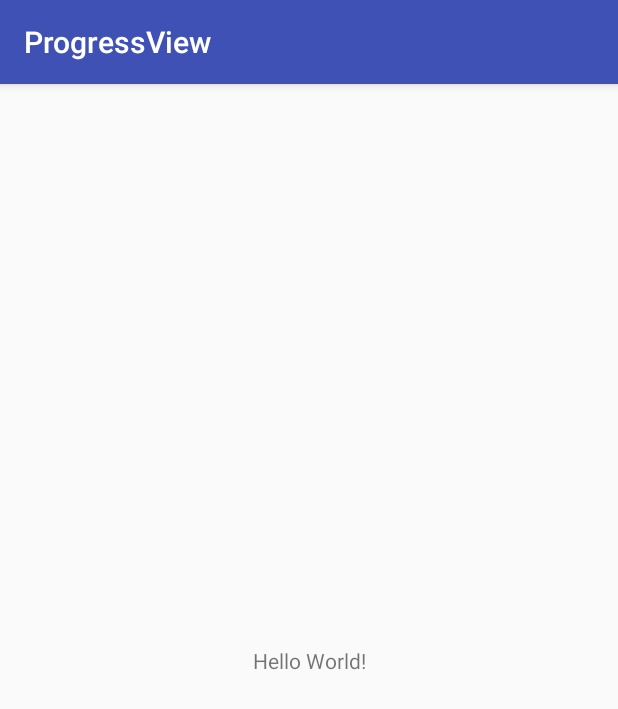
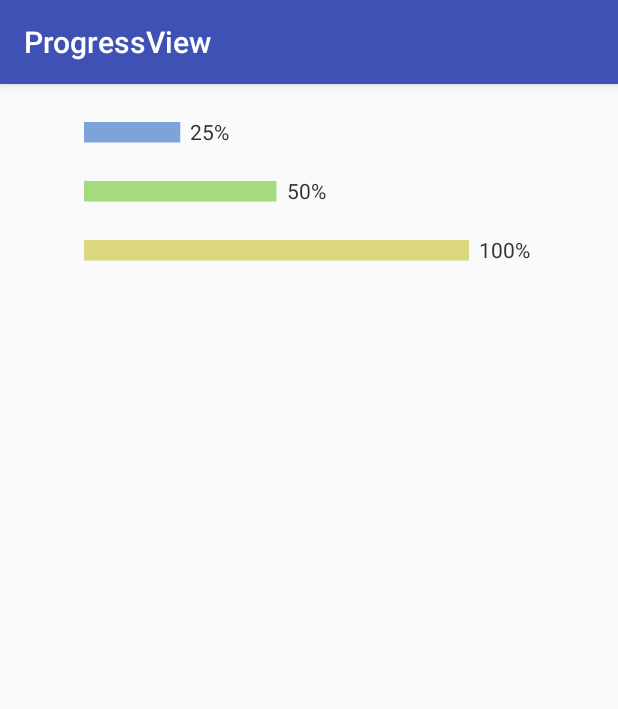
Before and after one commit to leeroGG/ProgressView, an Android app: the screen it shows after launch (MainActivity), on a phone screen of 412 x 824 dp. Shown: the top 709 px of the screen. Run offline under Robolectric (Android 15) with nearby library versions, the phone set to English and light mode, and no system bars.

Commit message:
add custom view

```diff
--- a/app/src/main/java/com/example/administrator/progressview/MainActivity.java
+++ b/app/src/main/java/com/example/administrator/progressview/MainActivity.java
@@ -5,9 +5,19 @@ import android.os.Bundle;
 
 public class MainActivity extends AppCompatActivity {
 
+    private ProgressView progressView1, progressView2, progressView3;
+
     @Override
     protected void onCreate(Bundle savedInstanceState) {
         super.onCreate(savedInstanceState);
         setContentView(R.layout.activity_main);
+
+        progressView1 = (ProgressView) findViewById(R.id.progress1);
+        progressView2 = (ProgressView) findViewById(R.id.progress2);
+        progressView3 = (ProgressView) findViewById(R.id.progress3);
+
+        progressView1.setProgress(25);
+        progressView2.setProgress(50);
+        progressView3.setProgress(100);
     }
 }
--- /dev/null
+++ b/app/src/main/java/com/example/administrator/progressview/ProgressView.java
@@ -0,0 +1,125 @@
+package com.example.administrator.progressview;
+
+import android.content.Context;
+import android.content.res.TypedArray;
+import android.graphics.Canvas;
+import android.graphics.Color;
+import android.graphics.Paint;
+import android.graphics.Rect;
+import android.util.AttributeSet;
+import android.util.TypedValue;
+import android.view.View;
+
+/**
+ * <pre>
+ *     author : Leero
+ *     e-mail : 925230519@qq.com
+ *     time  : 2017-12-28
+ *     desc  :
+ *     version: 1.0
+ * </pre>
+ */
+public class ProgressView extends View {
+
+    private int progressColor;
+    private int textSize;
+    private int textColor;
+    private int progress;
+    /**
+     * 包裹文字的矩形
+     */
+    private Rect rect = new Rect();
+    /**
+     * 画百分比文字的画笔
+     */
+    private Paint paintText = new Paint();
+    /**
+     * 画进度条的画笔
+     */
+    private Paint paintProgress = new Paint();
+    /**
+     * 要画的文字的宽度
+     */
+    private int textWidth;
+    /**
+     * 得到自定义视图的宽度
+     */
+    private int viewWidth;
+    /**
+     * 得到自定义视图的Y轴中心点
+     */
+    private int viewCenterY;
+    /**
+     * 文字总共移动的长度（即从0%到100%文字左侧移动的长度）
+     */
+    private int totalMovedLength;
+    /**
+     * 画文字时底部的坐标
+     */
+    private float textBottomY;
+
+    public ProgressView(Context context) {
+        this(context, null);
+    }
+
+    public ProgressView(Context context, AttributeSet attrs) {
+        this(context, attrs, 0);
+    }
+
+    public ProgressView(Context context, AttributeSet attrs, int defStyleAttr) {
+        super(context, attrs, defStyleAttr);
+
+        TypedArray array = context.obtainStyledAttributes(attrs, R.styleable.ProgressView, defStyleAttr, 0);
+        progressColor = array.getColor(R.styleable.ProgressView_progressColorValue, Color.RED);
+        textSize = array.getDimensionPixelSize(R.styleable.ProgressView_textSize, (int) TypedValue.applyDimension(
+                TypedValue.COMPLEX_UNIT_SP, 15, getResources().getDisplayMetrics()));
+        textColor = array.getColor(R.styleable.ProgressView_textColor, Color.BLACK);
+        progress = array.getInt(R.styleable.ProgressView_progressValue, 10);
+        array.recycle();
+
+        // 画笔设置
+        paintProgress.setColor(progressColor);
+        paintProgress.setStrokeWidth(textSize);
+        paintText.setColor(textColor);
+        paintText.setTextSize(textSize);
+    }
+
+    @Override
+    protected void onMeasure(int widthMeasureSpec, int heightMeasureSpec) {
+        super.onMeasure(widthMeasureSpec, heightMeasureSpec);
+
+        //得到包围文字的矩形的宽高
+        paintText.getTextBounds("000%", 0, "000%".length(), rect);
+        textWidth = rect.width();
+
+        //得到自定义视图的高度
+        int viewHeight = getMeasuredHeight();
+        viewWidth = getMeasuredWidth();
+        viewCenterY = viewHeight / 2;
+        textBottomY = viewCenterY + rect.height() / 2;
+        totalMovedLength = viewWidth - textWidth - 15;
+    }
+
+    @Override
+    protected void onDraw(Canvas canvas) {
+        super.onDraw(canvas);
+
+        //得到float型进度
+        float progressFloat = progress / 100.0f;
+        //当前文字移动的长度
+        float currentMovedLentgh = totalMovedLength * progressFloat;
+        //绘画进度条，长度为从Veiw左端到文字的左侧
+        canvas.drawLine(0, viewCenterY, currentMovedLentgh, viewCenterY, paintProgress);
+        //画文字(注意：文字要最后画，因为文字和进度条可能会有重合部分，所以要最后画文字，用文字盖住重合的部分)
+        canvas.drawText(progress + "%", currentMovedLentgh + 10, textBottomY, paintText);
+    }
+
+    /**
+     * @param progress 外部传进来的当前进度
+     */
+    public void setProgress(int progress) {
+        this.progress = progress;
+        invalidate();
+    }
+
+}
--- a/app/src/main/res/layout/activity_main.xml
+++ b/app/src/main/res/layout/activity_main.xml
@@ -1,19 +1,43 @@
 <?xml version="1.0" encoding="utf-8"?>
-<android.support.constraint.ConstraintLayout
+<LinearLayout
     xmlns:android="http://schemas.android.com/apk/res/android"
-    xmlns:tools="http://schemas.android.com/tools"
     xmlns:app="http://schemas.android.com/apk/res-auto"
     android:layout_width="match_parent"
     android:layout_height="match_parent"
-    tools:context="com.example.administrator.progressview.MainActivity">
+    android:orientation="vertical">
 
-    <TextView
-        android:layout_width="wrap_content"
-        android:layout_height="wrap_content"
-        android:text="Hello World!"
-        app:layout_constraintBottom_toBottomOf="parent"
-        app:layout_constraintLeft_toLeftOf="parent"
-        app:layout_constraintRight_toRightOf="parent"
-        app:layout_constraintTop_toTopOf="parent" />
+    <com.example.administrator.progressview.ProgressView
+        android:id="@+id/progress1"
+        android:layout_width="300dp"
+        android:layout_height="14dp"
+        android:layout_marginTop="25dp"
+        android:layout_gravity="center_horizontal"
+        app:progressColorValue="#7ea3da"
+        app:progressValue="0"
+        app:textColor="#323232"
+        app:textSize="14sp" />
 
-</android.support.constraint.ConstraintLayout>
+    <com.example.administrator.progressview.ProgressView
+        android:id="@+id/progress2"
+        android:layout_width="300dp"
+        android:layout_height="14dp"
+        android:layout_marginTop="25dp"
+        android:layout_gravity="center_horizontal"
+        app:progressColorValue="#a6da7e"
+        app:progressValue="0"
+        app:textColor="#323232"
+        app:textSize="14sp" />
+
+
+    <com.example.administrator.progressview.ProgressView
+        android:id="@+id/progress3"
+        android:layout_width="300dp"
+        android:layout_height="14dp"
+        android:layout_marginTop="25dp"
+        android:layout_gravity="center_horizontal"
+        app:progressColorValue="#dad77e"
+        app:progressValue="0"
+        app:textColor="#323232"
+        app:textSize="14sp" />
+
+</LinearLayout>
--- /dev/null
+++ b/app/src/main/res/values/attrs.xml
@@ -0,0 +1,10 @@
+<?xml version="1.0" encoding="utf-8"?>
+<resources>
+    <!--自定义进度条属性-->
+    <declare-styleable name="ProgressView">
+        <attr name="progressColorValue" format="color" />
+        <attr name="textSize" format="dimension" />
+        <attr name="textColor" format="color" />
+        <attr name="progressValue" format="integer" />
+    </declare-styleable>
+</resources>
```
